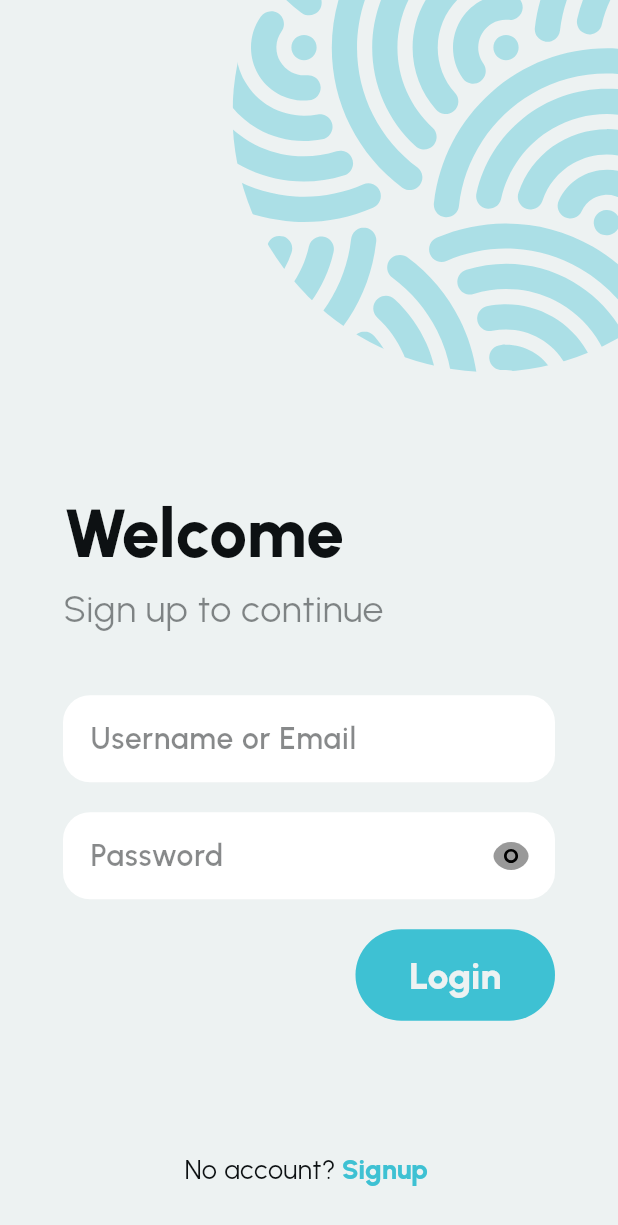
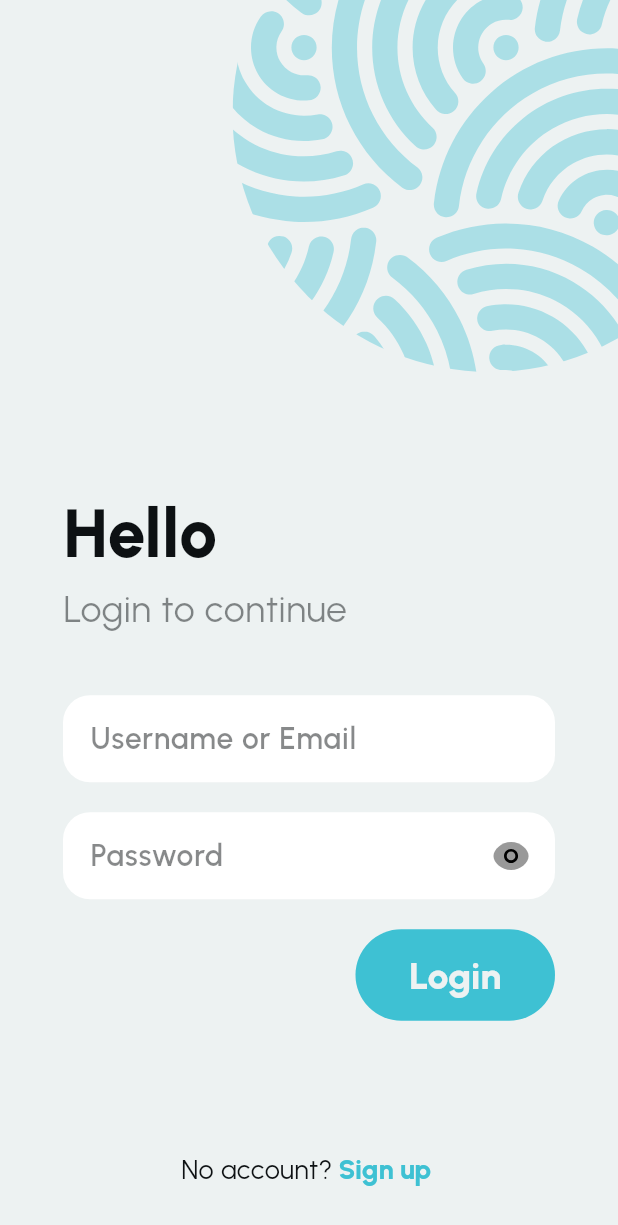
Before and after one commit to AdhamElagaty/physio_app_GradProj, a Flutter app: the screen it shows after launch, after a tap on "Login", on a phone screen of 412 x 824 dp. Shown: the top 1225 px of the screen. Run offline on Flutter 3.47's test engine with Material 3 defaults, Android fonts, the phone set to English and light mode, and no system bars; our stand-ins replace flutter_svg, flutter_svg_provider.

Commit message:
Fix small typos and incorrect Login title

```diff
--- a/lib/features/auth/presentation/screens/login.dart
+++ b/lib/features/auth/presentation/screens/login.dart
@@ -45,9 +45,6 @@ class _LoginState extends State<Login> {
           ),
           Column(
             crossAxisAlignment: CrossAxisAlignment.start,
-            children: [
-              Column(
-                crossAxisAlignment: CrossAxisAlignment.start,
             spacing: 20,
             children: [
               Padding(
@@ -56,11 +53,11 @@ class _LoginState extends State<Login> {
                     crossAxisAlignment: CrossAxisAlignment.start,
                     children: [
                       Text(
-                            'Welcome',
+                        'Hello',
                         style: AppTextStyles.title,
                       ),
                       Text(
-                            'Sign up to continue',
+                        'Login to continue',
                         style: AppTextStyles.subTitle,
                       )
                     ]),
@@ -101,8 +98,8 @@ class _LoginState extends State<Login> {
                                 },
                               ),
                             ),
-                                suffixIconConstraints: BoxConstraints(
-                                    minHeight: 45, minWidth: 45)),
+                            suffixIconConstraints:
+                                BoxConstraints(minHeight: 45, minWidth: 45)),
                       ),
                     ],
                   ),
@@ -117,8 +114,6 @@ class _LoginState extends State<Login> {
                     FilledButton(onPressed: () {}, child: Text('Login')),
                   ],
                 ),
-                  ),
-                ],
               ),
             ],
           ),
@@ -140,7 +135,7 @@ class _LoginState extends State<Login> {
                         });
                       },
                       child: Text(
-                        'Signup',
+                        'Sign up',
                         style: AppTextStyles.secondaryTextButton
                             .copyWith(color: AppColors.teal),
                       ))
--- a/lib/features/auth/presentation/screens/signup.dart
+++ b/lib/features/auth/presentation/screens/signup.dart
@@ -44,9 +44,6 @@ class _SignupState extends State<Signup> {
               ),
             ),
           ),
-          Column(
-            crossAxisAlignment: CrossAxisAlignment.start,
-            children: [
           Column(
             crossAxisAlignment: CrossAxisAlignment.start,
             spacing: 20,
@@ -122,8 +119,8 @@ class _SignupState extends State<Signup> {
                                 },
                               ),
                             ),
-                                suffixIconConstraints: BoxConstraints(
-                                    minHeight: 45, minWidth: 45)),
+                            suffixIconConstraints:
+                                BoxConstraints(minHeight: 45, minWidth: 45)),
                       ),
                       TextField(
                         obscureText: isPassHidden,
@@ -146,8 +143,8 @@ class _SignupState extends State<Signup> {
                                 },
                               ),
                             ),
-                                suffixIconConstraints: BoxConstraints(
-                                    minHeight: 45, minWidth: 45)),
+                            suffixIconConstraints:
+                                BoxConstraints(minHeight: 45, minWidth: 45)),
                       )
                     ],
                   ),
@@ -159,11 +156,9 @@ class _SignupState extends State<Signup> {
                   mainAxisAlignment: MainAxisAlignment.spaceBetween,
                   children: [
                     SizedBox(),
-                        FilledButton(onPressed: () {}, child: Text('Signup')),
+                    FilledButton(onPressed: () {}, child: Text('Sign up')),
                   ],
                 ),
-                  ),
-                ],
               ),
             ],
           ),
```
Also changed, not shown: 4 other files. Lines whose indentation alone changed are shown as unchanged.
